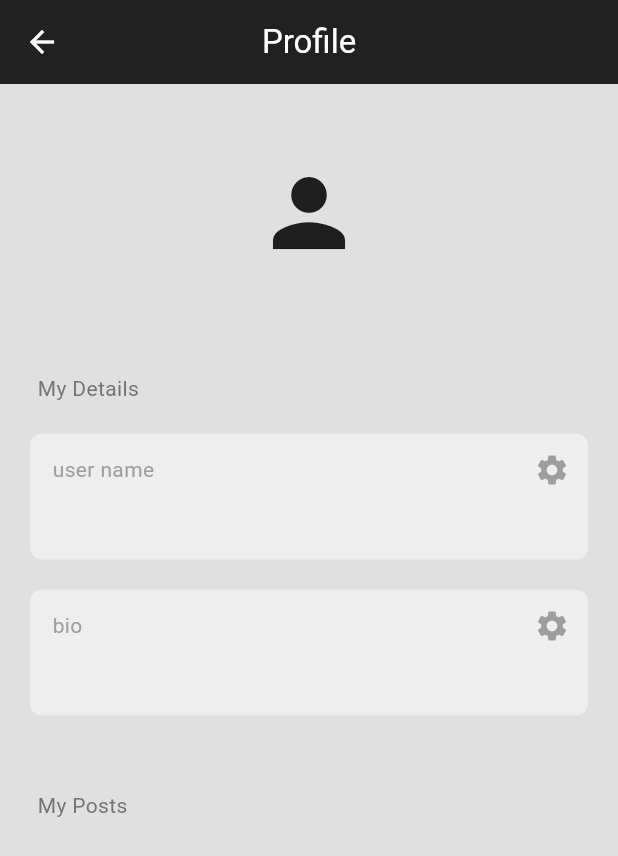
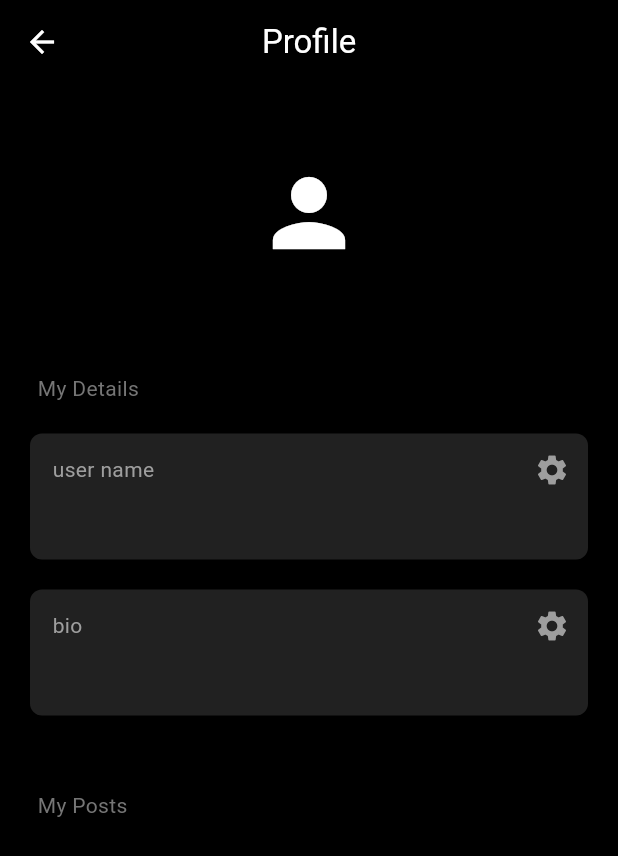
Before and after one commit to Nidjd/social_app, a Flutter app: the screen it shows once a user with an empty profile is signed in, in the side drawer, after a tap on "P R O F I L E", on a phone screen of 412 x 824 dp. Shown: the top 856 px of the screen. Run offline on Flutter 3.47's test engine with Material 3 defaults, Android fonts, the phone set to English and light mode, and no system bars; our stand-ins replace cloud_firestore, firebase_auth, firebase_core; accounts and stored records are empty; network calls fail.

Commit message:
create the light mode,create thr dark mode, and both is working correctly.

```diff
--- a/lib/components/comment.dart
+++ b/lib/components/comment.dart
@@ -16,7 +16,7 @@ class Comment extends StatelessWidget {
       padding: const EdgeInsets.all(8),
       margin: const EdgeInsets.only(bottom: 8),
       decoration: BoxDecoration(
-        color: Colors.grey[300],
+        color: Theme.of(context).colorScheme.secondary,
         borderRadius: BorderRadius.circular(5),
       ),
       child: Column(
--- a/lib/components/my_text_field.dart
+++ b/lib/components/my_text_field.dart
@@ -23,14 +23,14 @@ class MyTextField extends StatelessWidget {
           ),
         ),
         hintText: hintText,
-        fillColor: Colors.grey.shade200,
+        fillColor: Theme.of(context).colorScheme.primary,
         filled: true,
         enabledBorder: OutlineInputBorder(
           borderRadius: BorderRadius.circular(
             12,
           ),
-          borderSide: const BorderSide(
-            color: Colors.white,
+          borderSide: BorderSide(
+            color: Theme.of(context).colorScheme.secondary,
           ),
         ),
         focusedBorder: OutlineInputBorder(
--- a/lib/components/postComponent.dart
+++ b/lib/components/postComponent.dart
@@ -114,8 +114,8 @@ class _PostComponentState extends State<PostComponent> {
         right: 25,
       ),
       padding: const EdgeInsets.all(25),
-      decoration: const BoxDecoration(
-        color: Colors.white,
+      decoration:  BoxDecoration(
+        color: Theme.of(context).colorScheme.primary,
       ),
       child: Row(
         children: [
--- a/lib/components/text_box.dart
+++ b/lib/components/text_box.dart
@@ -4,7 +4,11 @@ class MyTextBox extends StatelessWidget {
   final String sectionName;
   final String text;
   final void Function()? onPressed;
-  const MyTextBox({super.key, required this.sectionName, required this.text,required this.onPressed});
+  const MyTextBox(
+      {super.key,
+      required this.sectionName,
+      required this.text,
+      required this.onPressed});
 
   @override
   Widget build(BuildContext context) {
@@ -19,7 +23,7 @@ class MyTextBox extends StatelessWidget {
         bottom: 15,
       ),
       decoration: BoxDecoration(
-        color: Colors.grey[200],
+        color: Theme.of(context).colorScheme.primary,
         borderRadius: BorderRadius.circular(
           8,
         ),
--- a/lib/main.dart
+++ b/lib/main.dart
@@ -3,6 +3,8 @@ import 'package:flutter/material.dart';
 import 'package:social_media/auth/auth.dart';
 import 'package:social_media/auth/registerOrLogin.dart';
 import 'package:social_media/pages/login_page.dart';
+import 'package:social_media/theme/dark_theme.dart';
+import 'package:social_media/theme/light_theme.dart';
 // Import the generated file
 import 'firebase_options.dart';
 
@@ -21,9 +23,7 @@ class MyApp extends StatelessWidget {
   @override
   Widget build(BuildContext context) {
     return MaterialApp(
-      theme: ThemeData(
-          appBarTheme:
-              const AppBarTheme(iconTheme: IconThemeData(color: Colors.white))),
+      theme: darkTheme,
       home: const AuthPage(),
       debugShowCheckedModeBanner: false,
     );
--- a/lib/pages/home_page.dart
+++ b/lib/pages/home_page.dart
@@ -42,9 +42,8 @@ class _HomePageState extends State<HomePage> {
   @override
   Widget build(BuildContext context) {
     return Scaffold(
-      backgroundColor: Colors.grey[300],
+      backgroundColor: Theme.of(context).colorScheme.background,
       appBar: AppBar(
-        backgroundColor: Colors.grey[900],
         centerTitle: true,
         title: const Text(
           "The Wall",
@@ -84,7 +83,7 @@ class _HomePageState extends State<HomePage> {
                           name: post["UserEmail"],
                           text: post["Message"],
                           postId: post.id,
-                          likes: List<String>.from(post['likes'] ),
+                          likes: List<String>.from(post['likes']),
                         );
                       },
                       itemCount: snapshot.data!.docs.length,
--- a/lib/pages/profile_page.dart
+++ b/lib/pages/profile_page.dart
@@ -91,10 +91,10 @@ class _ProfilePageState extends State<ProfilePage> {
   @override
   Widget build(BuildContext context) {
     return Scaffold(
-        backgroundColor: Colors.grey[300],
+        backgroundColor: Theme.of(context).colorScheme.background,
         appBar: AppBar(
           centerTitle: true,
-          backgroundColor: Colors.grey[900],
+
           title: const Text(
             'Profile',
             style: TextStyle(color: Colors.white),
--- /dev/null
+++ b/lib/theme/dark_theme.dart
@@ -0,0 +1,13 @@
+import "package:flutter/material.dart";
+
+ThemeData darkTheme = ThemeData(
+  brightness: Brightness.dark,
+  appBarTheme: const AppBarTheme(
+    backgroundColor: Colors.black,
+  ),
+  colorScheme: ColorScheme.dark(
+    background: Colors.black,
+    primary: Colors.grey[900]!,
+    secondary: Colors.grey[800]!,
+  ),
+);
```
Also changed, not shown: lib/theme/light_theme.dart (added, +20 -0 lines).
